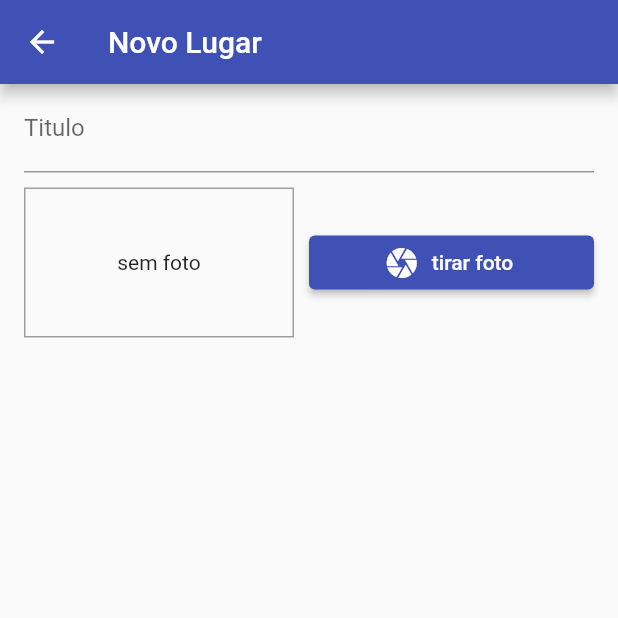
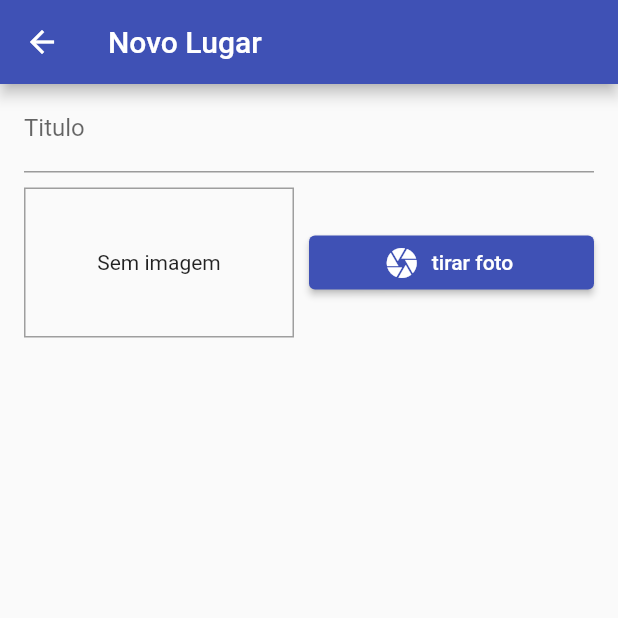
Before and after one commit to umpedetiago/recursos_nativos, a Flutter app: the PlaceFormScreen screen opened by its route, after a tap on "tirar foto", on a phone screen of 412 x 824 dp, the top half of it. Run offline on Flutter 3.47's test engine with Material 2 defaults, Android fonts, the phone set to English and light mode, and no system bars; our stand-ins replace image_picker.

Commit message:
tirar foto

```diff
--- a/lib/models/places.dart
+++ b/lib/models/places.dart
@@ -15,13 +15,13 @@ class PlaceLocation {
 class Place {
   final String id;
   final String title;
-  final PlaceLocation locatoion;
+  final PlaceLocation? locatoion;
   final File image;
 
   Place({
     required this.id,
     required this.title,
-    required this.locatoion,
+    this.locatoion,
     required this.image,
   });
 }
--- a/lib/widgets/image_input.dart
+++ b/lib/widgets/image_input.dart
@@ -1,13 +1,36 @@
+import 'dart:io';
+import 'package:path/path.dart' as path;
+import 'package:path_provider/path_provider.dart' as syspaths;
 import 'package:flutter/material.dart';
+import 'package:image_picker/image_picker.dart';
 
 class ImageInput extends StatefulWidget {
-  const ImageInput({Key? key}) : super(key: key);
+  final Function onSelectImage;
+  const ImageInput({Key? key, required this.onSelectImage}) : super(key: key);
 
   @override
   State<ImageInput> createState() => _ImageInputState();
 }
 
 class _ImageInputState extends State<ImageInput> {
+  File? _storedImage;
+
+  _takePicture() async {
+    final ImagePicker _picker = ImagePicker();
+    XFile imageFile = await _picker.pickImage(
+      source: ImageSource.camera,
+      maxWidth: 600,
+    ) as XFile;
+
+    setState(() {
+      _storedImage = File(imageFile.path);
+    });
+    final appDir = await syspaths.getApplicationDocumentsDirectory();
+    String fileName = path.basename(_storedImage!.path);
+    final savedImage = await _storedImage!.copy('${appDir.path}/$fileName');
+    widget.onSelectImage!(savedImage);
+  }
+
   @override
   Widget build(BuildContext context) {
     return Row(
@@ -19,14 +42,20 @@ class _ImageInputState extends State<ImageInput> {
             border: Border.all(width: 1, color: Colors.grey),
           ),
           alignment: Alignment.center,
-          child: Text('sem foto'),
+          child: _storedImage != null
+              ? Image.file(
+                  _storedImage!,
+                  width: double.infinity,
+                  fit: BoxFit.cover,
+                )
+              : Text('Sem imagem'),
         ),
         const SizedBox(
           width: 10,
         ),
         Expanded(
           child: ElevatedButton.icon(
-            onPressed: () {},
+            onPressed: _takePicture,
             icon: const Icon(Icons.camera),
             label: Text('tirar foto'),
           ),
--- a/pubspec.yaml
+++ b/pubspec.yaml
@@ -35,6 +35,9 @@ dependencies:
   # Use with the CupertinoIcons class for iOS style icons.
   cupertino_icons: ^1.0.2
   provider: ^6.0.2
+  image_picker: ^0.8.4+11
+  path_provider: ^2.0.9
+  path: ^1.8.0
 
 dev_dependencies:
   flutter_test:
```
Also changed, not shown: lib/main.dart (+6 -1 lines), lib/providers/great_places.dart (+15 -0 lines), lib/screens/place_form_screen.dart (+22 -3 lines), pubspec.lock.
